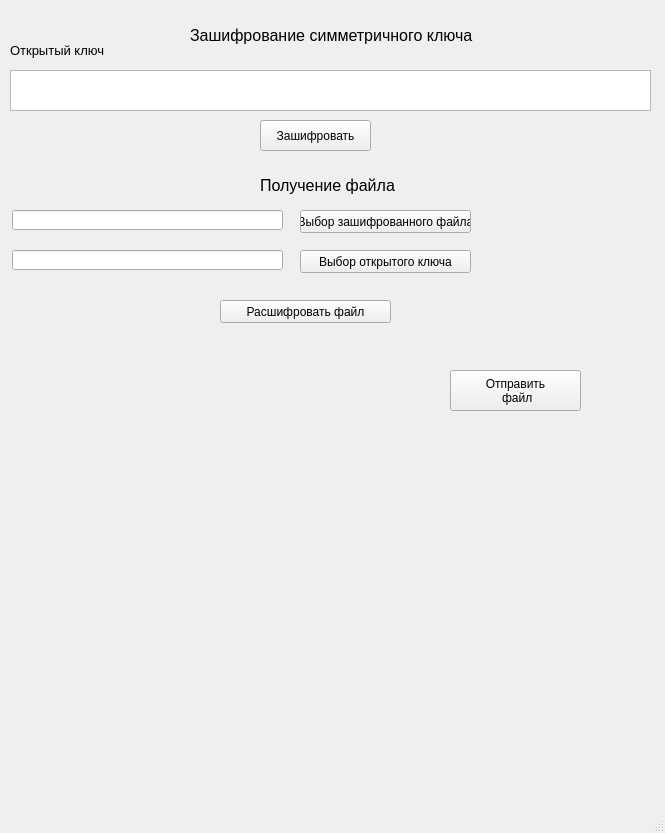
Qt form UI/client.ui (Scykorr/dmitr_community_encrypt) before a commit.
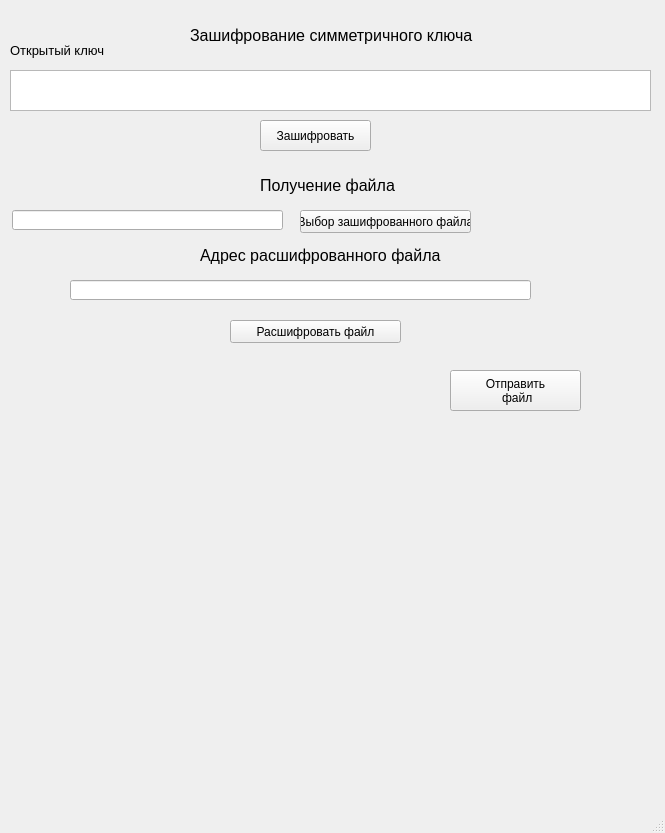
The same form after that commit. The open tabs and pages were chosen to show the change.

Diff of the .ui file:
```diff
--- a/UI/client.ui
+++ b/UI/client.ui
@@ -740,37 +740,11 @@
        <string>Открытый ключ</string>
       </property>
      </widget>
-     <widget class="QLineEdit" name="lineEdit_file_encrypt_key">
-      <property name="geometry">
-       <rect>
-        <x>2</x>
-        <y>240</y>
-        <width>271</width>
-        <height>20</height>
-       </rect>
-      </property>
-      <property name="text">
-       <string/>
-      </property>
-     </widget>
-     <widget class="QPushButton" name="pushButton_choose_encrypt_key">
-      <property name="geometry">
-       <rect>
-        <x>290</x>
-        <y>240</y>
-        <width>171</width>
-        <height>23</height>
-       </rect>
-      </property>
-      <property name="text">
-       <string>Выбор открытого ключа</string>
-      </property>
-     </widget>
      <widget class="QPushButton" name="pushButton_decript_file">
       <property name="geometry">
        <rect>
-        <x>210</x>
-        <y>290</y>
+        <x>220</x>
+        <y>310</y>
         <width>171</width>
         <height>23</height>
        </rect>
@@ -793,6 +767,37 @@
  файл</string>
       </property>
      </widget>
+     <widget class="QLineEdit" name="lineEdit_file_encrypt_addr_2">
+      <property name="geometry">
+       <rect>
+        <x>60</x>
+        <y>270</y>
+        <width>461</width>
+        <height>20</height>
+       </rect>
+      </property>
+      <property name="text">
+       <string/>
+      </property>
+     </widget>
+     <widget class="QLabel" name="label_23">
+      <property name="geometry">
+       <rect>
+        <x>190</x>
+        <y>230</y>
+        <width>241</width>
+        <height>31</height>
+       </rect>
+      </property>
+      <property name="font">
+       <font>
+        <pointsize>12</pointsize>
+       </font>
+      </property>
+      <property name="text">
+       <string>Адрес расшифрованного файла</string>
+      </property>
+     </widget>
     </widget>
    </widget>
   </widget>
```
Left out of the diff: 46 changed lines with no effect on the pictures.
